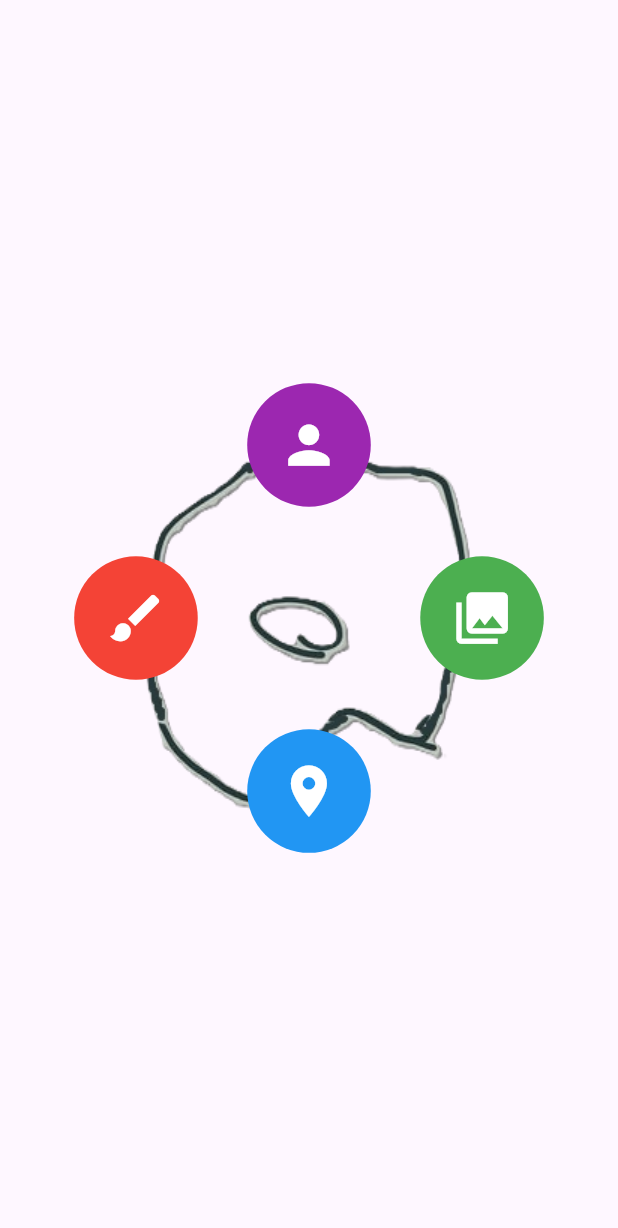
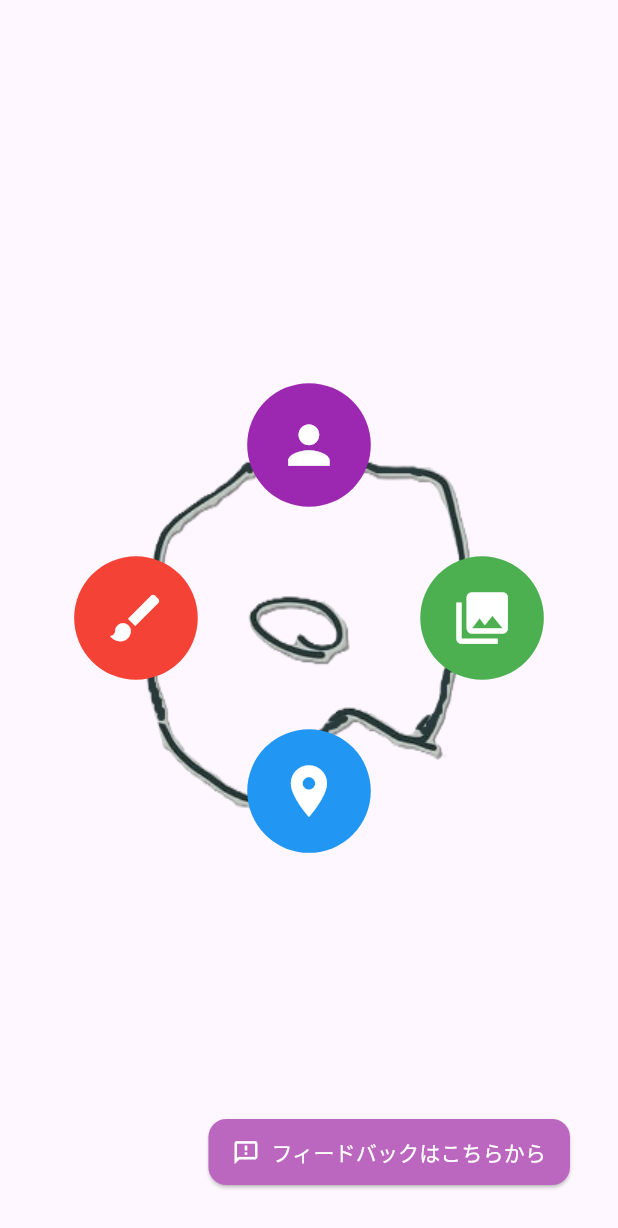
Before and after one commit to FltSv/GalleryFound, a Flutter app: the TopScreen screen opened directly, on a phone screen of 412 x 824 dp. Shown: the top 1228 px of the screen. Run offline on Flutter 3.47's test engine with Material 3 defaults, Android fonts, the phone set to English and light mode, and no system bars; our stand-ins replace cached_network_image, cloud_firestore, firebase_core, firebase_remote_config, firebase_storage, flutter_native_splash and 8 more; missing offline and left inert: firebase_app_check, flutter_inappwebview, intersperse; accounts and stored records are empty; statements that could not run were skipped.

Commit message:
#187 アプリトップページにフィードバックボタンを追加

```diff
--- a/mobile/lib/screens/top_screen.dart
+++ b/mobile/lib/screens/top_screen.dart
@@ -6,6 +6,7 @@ import 'package:mobile/screens/creator_list_screen.dart';
 import 'package:mobile/screens/exhibit_list_screen.dart';
 import 'package:mobile/screens/map_screen.dart';
 import 'package:mobile/screens/product_list_screen.dart';
+import 'package:mobile/widgets/feedback_button.dart';
 
 class TopScreen extends StatelessWidget {
   const TopScreen({super.key});
@@ -38,7 +39,8 @@ class TopScreen extends StatelessWidget {
           ),
         ),
         child: Stack(
-          children: props.asMap().entries.map((entry) {
+          children: [
+            ...props.asMap().entries.map((entry) {
               final index = entry.key;
               final prop = entry.value;
 
@@ -47,7 +49,9 @@ class TopScreen extends StatelessWidget {
               final y = centerY + radius * sin(angle);
 
               return _iconButton(context, prop, x, y, buttonSize);
-          }).toList(),
+            }),
+            const FeedbackButton(),
+          ],
         ),
       ),
     );
@@ -92,7 +96,7 @@ class TopScreen extends StatelessWidget {
             top: y + size / 2,
             child: Container(
               padding: const EdgeInsets.all(4),
-              color: Colors.black.withOpacity(0.5),
+              color: Colors.black.withValues(alpha: 0.5),
               child: const Text(
                 '準備中...',
                 style: TextStyle(color: Colors.white),
--- /dev/null
+++ b/mobile/lib/widgets/feedback_button.dart
@@ -0,0 +1,36 @@
+import 'package:flutter/material.dart';
+import 'package:url_launcher/url_launcher.dart';
+
+class FeedbackButton extends StatelessWidget {
+  const FeedbackButton({super.key});
+
+  static const String feedbackUrl = 'https://forms.gle/1NQouur9PhdSyf1z5';
+
+  Future<void> _launchFeedbackForm() async {
+    final Uri url = Uri.parse(feedbackUrl);
+    if (!await launchUrl(url)) {
+      throw ArgumentError('Could not launch $url');
+    }
+  }
+
+  @override
+  Widget build(BuildContext context) {
+    return Positioned(
+      bottom: 32,
+      right: 32,
+      child: ElevatedButton.icon(
+        onPressed: _launchFeedbackForm,
+        icon: const Icon(Icons.feedback_outlined),
+        label: const Text('フィードバックはこちらから'),
+        style: ElevatedButton.styleFrom(
+          backgroundColor: const Color(0xFFbb67bf),
+          foregroundColor: Colors.white,
+          padding: const EdgeInsets.symmetric(horizontal: 16, vertical: 12),
+          shape: RoundedRectangleBorder(
+            borderRadius: BorderRadius.circular(12),
+          ),
+        ),
+      ),
+    );
+  }
+}
```
Lines whose indentation alone changed are shown as unchanged.
